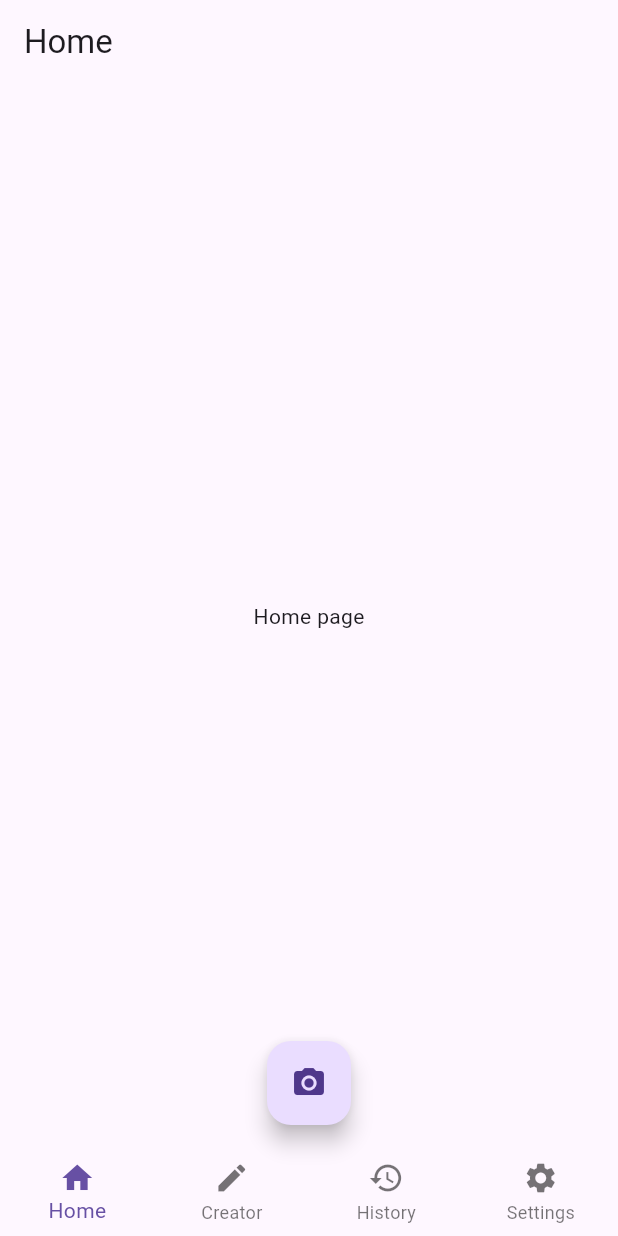
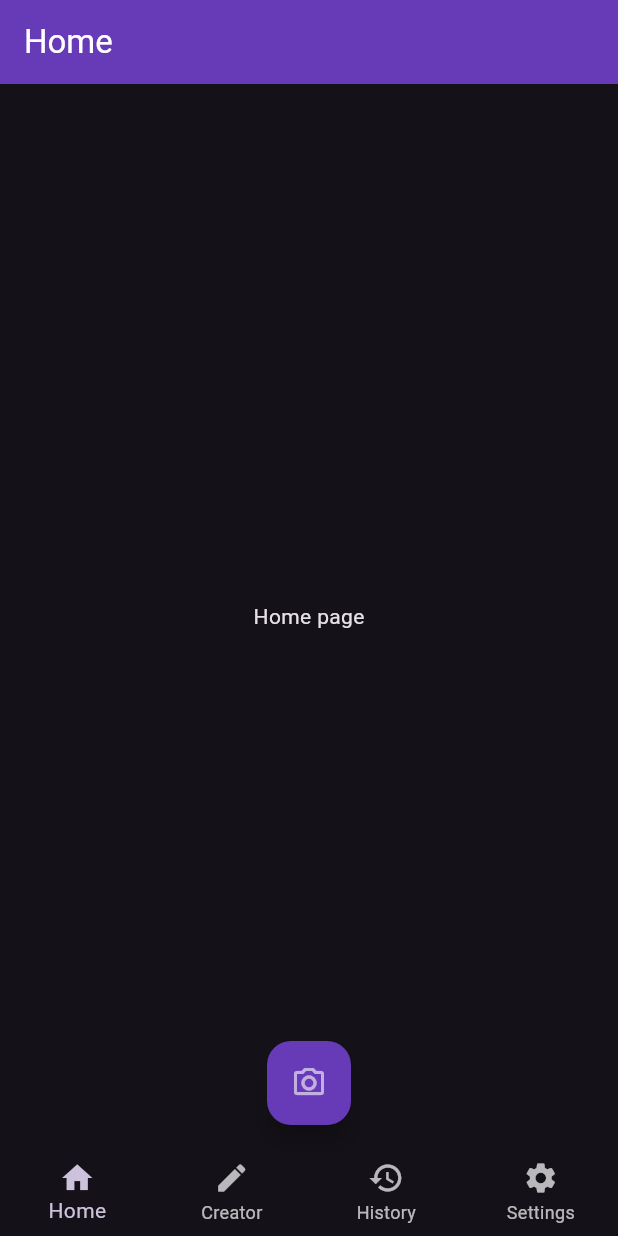
Before and after one commit to miguelfagundez/QR-Solution, a Flutter app: the screen it shows after launch, on a phone screen of 412 x 824 dp. Run offline on Flutter 3.47's test engine with Material 3 defaults, Android fonts, the phone set to English and light mode, and no system bars; generated files the repository leaves out were written again.

Commit message:
Initial app theme included

```diff
--- a/lib/main.dart
+++ b/lib/main.dart
@@ -8,10 +8,15 @@
 import 'package:project_qr_solutions/src/pages/maps/maps_page.dart';
 import 'package:project_qr_solutions/src/pages/settings/settings_page.dart';
 import 'package:project_qr_solutions/src/pages/web/web_page.dart';
+import 'package:project_qr_solutions/src/theme/qr_theme.dart';
 
 void main() => runApp(MyApp());
 
 class MyApp extends StatelessWidget {
+  bool isDark = true;
+
+  MyApp({super.key});
+
   @override
   Widget build(BuildContext context) {
     return MaterialApp(
@@ -25,6 +30,9 @@
         'maps': (_) => const MapsPage(),
         'settings': (_) => const SettingsPage()
       },
+      theme: isDark
+          ? QRTheme(myPrimaryColor: Colors.deepPurple).myDarkTheme()
+          : QRTheme(myPrimaryColor: Colors.deepPurple).myLightTheme(),
       locale: const Locale('en'), //uiProvider.getCurrentLocale,
       supportedLocales: L10n.all,
       localizationsDelegates: const [
--- a/lib/src/pages/home/home_page.dart
+++ b/lib/src/pages/home/home_page.dart
@@ -9,8 +9,12 @@ class HomePage extends StatelessWidget {
   Widget build(BuildContext context) {
     return Scaffold(
       appBar: AppBar(
-        title: const Text('Home'),
+        title: const Text(
+          'Home',
+          style: TextStyle(color: Colors.white),
+        ),
         actions: const [],
+        backgroundColor: Colors.deepPurple,
       ),
       body: const Center(
         child: Text('Home page'),
--- /dev/null
+++ b/lib/src/theme/qr_theme.dart
@@ -0,0 +1,25 @@
+import 'package:flutter/material.dart';
+
+class QRTheme extends ChangeNotifier {
+  final Color myPrimaryColor;
+
+  QRTheme({
+    required this.myPrimaryColor,
+  });
+
+  ThemeData myLightTheme() {
+    return ThemeData.light().copyWith(
+        primaryColor: myPrimaryColor,
+        floatingActionButtonTheme: FloatingActionButtonThemeData(
+          backgroundColor: myPrimaryColor,
+        ));
+  }
+
+  ThemeData myDarkTheme() {
+    return ThemeData.dark().copyWith(
+        primaryColor: myPrimaryColor,
+        floatingActionButtonTheme: FloatingActionButtonThemeData(
+          backgroundColor: myPrimaryColor,
+        ));
+  }
+}
--- a/lib/src/widgets/custom_scan_button.dart
+++ b/lib/src/widgets/custom_scan_button.dart
@@ -6,7 +6,10 @@ class CustomScanButton extends StatelessWidget {
   @override
   Widget build(BuildContext context) {
     return FloatingActionButton(
-      child: const Icon(Icons.camera_alt),
+      child: const Icon(
+        Icons.camera_alt_outlined,
+        color: Colors.white60,
+      ),
       onPressed: () {},
     );
   }
```
